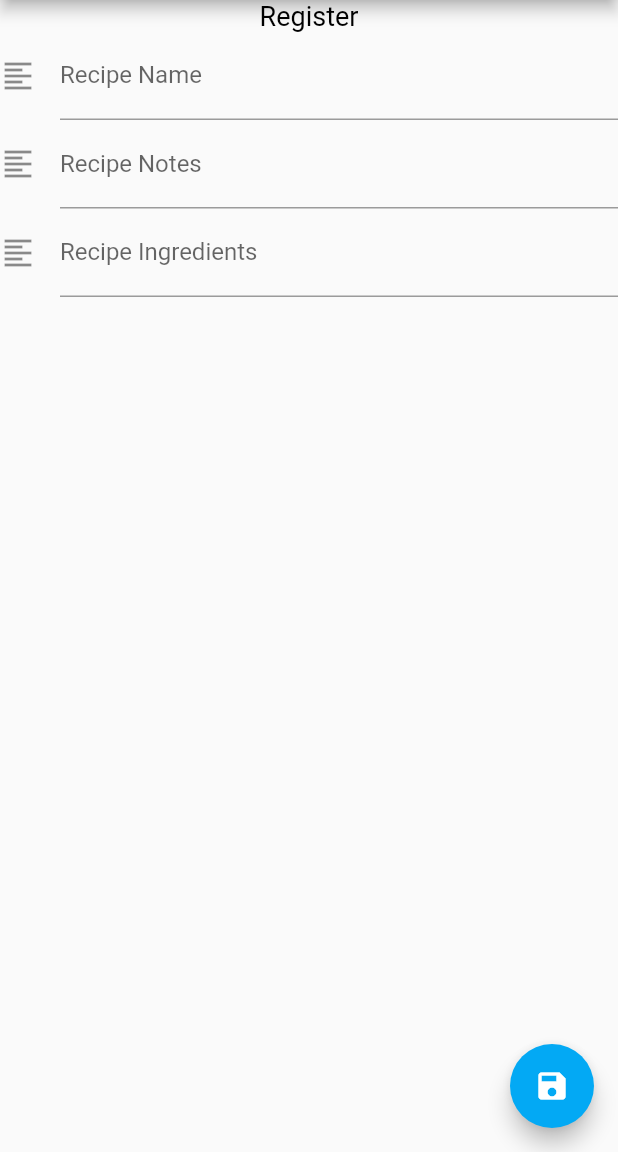
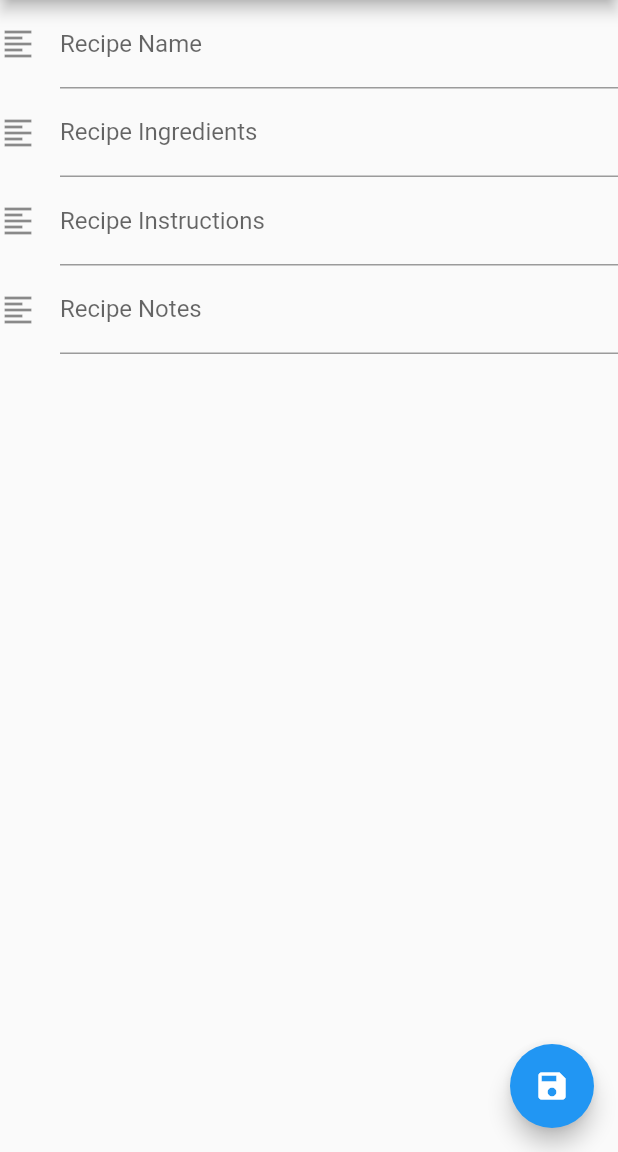
Before and after one commit to ViceSyndicate/my_recipes, a Flutter app: the screen it shows after launch, after a tap on the "add" icon, on a phone screen of 412 x 824 dp, the part 84-1236 px from its top. Run offline on Flutter 3.47's test engine with Material 2 defaults, Android fonts, the phone set to English and light mode, and no system bars.

Commit message:
Fixed up save button

```diff
--- a/lib/main.dart
+++ b/lib/main.dart
@@ -35,9 +35,11 @@ class _MyHomePageState extends State<MyHomePage> {
   @override
   Widget build(BuildContext context) {
     // Get recipes from db
-    List<String> ingredients = ['Ingredient1', 'Ingredient2'];
-    Recipe myRecipeOne = Recipe("Köttbullar & Mos", "notes", ingredients);
-    Recipe myRecipeTwo = Recipe("Pizza", "notes", ingredients);
+
+    Recipe myRecipeOne =
+        Recipe("Köttbullar & Mos", "Ingredients", "Instructions", "Notes");
+    Recipe myRecipeTwo =
+        Recipe("Pizza", "Ingredients", "Instructions", "Notes");
 
     var recipes = <Recipe>[];
     recipes.add(myRecipeOne);
@@ -61,6 +63,7 @@ class _MyHomePageState extends State<MyHomePage> {
               )),
           ],
         ),
+        floatingActionButtonLocation: FloatingActionButtonLocation.endFloat,
         floatingActionButton: FloatingActionButton(
             onPressed: () {
               // create_recipe page
--- a/lib/model_recipe.dart
+++ b/lib/model_recipe.dart
@@ -1,9 +1,10 @@
 class Recipe {
   //int id;
   String title;
+  String ingredients;
+  String instructions;
   String notes;
-  List<String> ingredients;
 
   // Constructor
-  Recipe(this.title, this.notes, this.ingredients);
+  Recipe(this.title, this.ingredients, this.instructions, this.notes);
 }
--- a/lib/vm_create_recipe.dart
+++ b/lib/vm_create_recipe.dart
@@ -3,6 +3,8 @@ import 'package:flutter/cupertino.dart';
 import 'package:my_recipes/model_recipe.dart';
 
 class RecipeFormPage extends StatelessWidget {
+  const RecipeFormPage({super.key});
+
   @override
   Widget build(BuildContext context) {
     return Scaffold(
@@ -10,15 +12,6 @@ class RecipeFormPage extends StatelessWidget {
           title: const Text('Back to Recipes'),
           backgroundColor: Colors.blueAccent),
       body: const MyCustomForm(),
-      floatingActionButton: FloatingActionButton(
-          onPressed: () {
-            // create_recipe page
-            Navigator.pop(
-              context,
-            );
-          },
-          backgroundColor: Colors.lightBlue,
-          child: const Icon(Icons.save)),
     );
   }
 }
@@ -46,53 +39,61 @@ class MyCustomFormState extends State<MyCustomForm> {
   @override
   Widget build(BuildContext context) {
     // Build a Form widget using the _formKey created above.
-    return Form(
+    return Scaffold(
+      body: Form(
         key: _formKey,
         child: Column(
           crossAxisAlignment: CrossAxisAlignment.start,
           children: <Widget>[
-          Container(
-            alignment: Alignment.center,
-            width: double.infinity,
-            child: Text(
-              'Register',
-              style: TextStyle(fontSize: 18.0, color: Colors.black),
-            ),
-          ), // title: login
-          Container(
-            child: TextFormField(
+            TextFormField(
               keyboardType: TextInputType.text,
               textInputAction: TextInputAction.next,
               onFieldSubmitted: (String value) {},
-              decoration: InputDecoration(
+              decoration: const InputDecoration(
                   labelText: 'Recipe Name',
-                  //prefixIcon: Icon(Icons.email),
                   icon: Icon(Icons.format_align_left)),
             ),
-          ),
-          Container(
-            child: TextFormField(
+            TextFormField(
               keyboardType: TextInputType.multiline,
               maxLines: null,
               onFieldSubmitted: (String value) {},
-              decoration: InputDecoration(
-                  labelText: 'Recipe Notes',
+              decoration: const InputDecoration(
+                  labelText: 'Recipe Ingredients',
                   icon: Icon(Icons.format_align_left)),
             ),
-          ),
-          Container(
-            child: TextFormField(
+            TextFormField(
               keyboardType: TextInputType.multiline,
               maxLines: null,
               textInputAction: TextInputAction.next,
               onFieldSubmitted: (String value) {},
-              decoration: InputDecoration(
-                labelText: 'Recipe Ingredients',
+              decoration: const InputDecoration(
+                labelText: 'Recipe Instructions',
                 icon: Icon(Icons.format_align_left),
               ),
             ),
+            TextFormField(
+              keyboardType: TextInputType.multiline,
+              maxLines: null,
+              textInputAction: TextInputAction.next,
+              onFieldSubmitted: (String value) {},
+              decoration: const InputDecoration(
+                labelText: 'Recipe Notes',
+                icon: Icon(Icons.format_align_left),
+              ),
             ),
           ],
+        ),
+      ),
+      floatingActionButtonLocation: FloatingActionButtonLocation.endFloat,
+      floatingActionButton: FloatingActionButton(
+        tooltip: 'Save',
+        onPressed: () {
+          // Save form data
+          Navigator.pop(
+            context,
+          );
+        },
+        child: const Icon(Icons.save),
       ),
     );
   }
```
Lines whose indentation alone changed are shown as unchanged.
